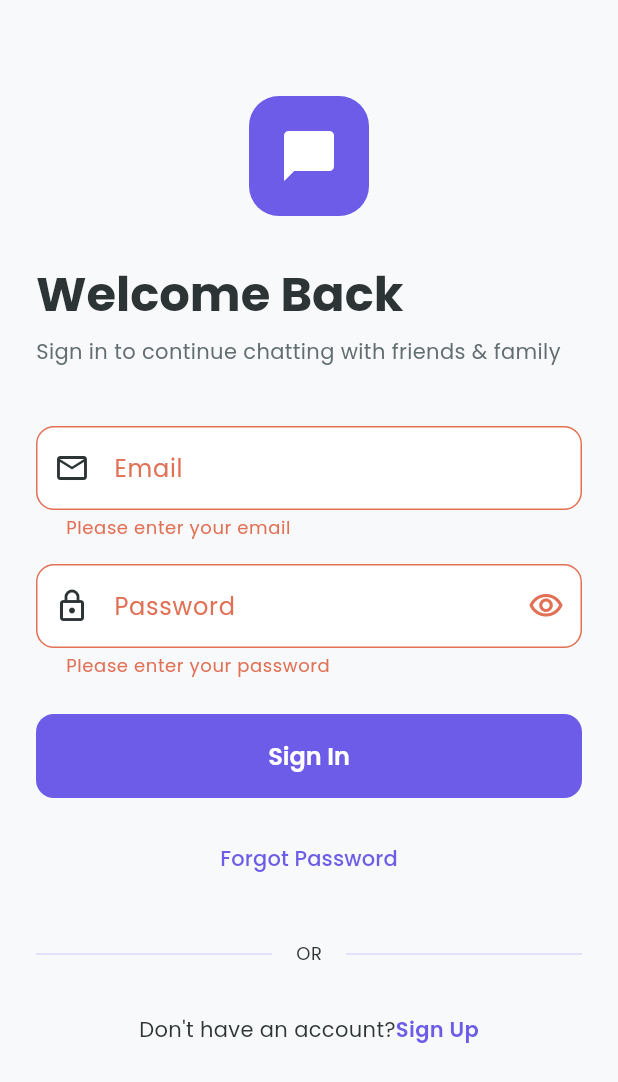
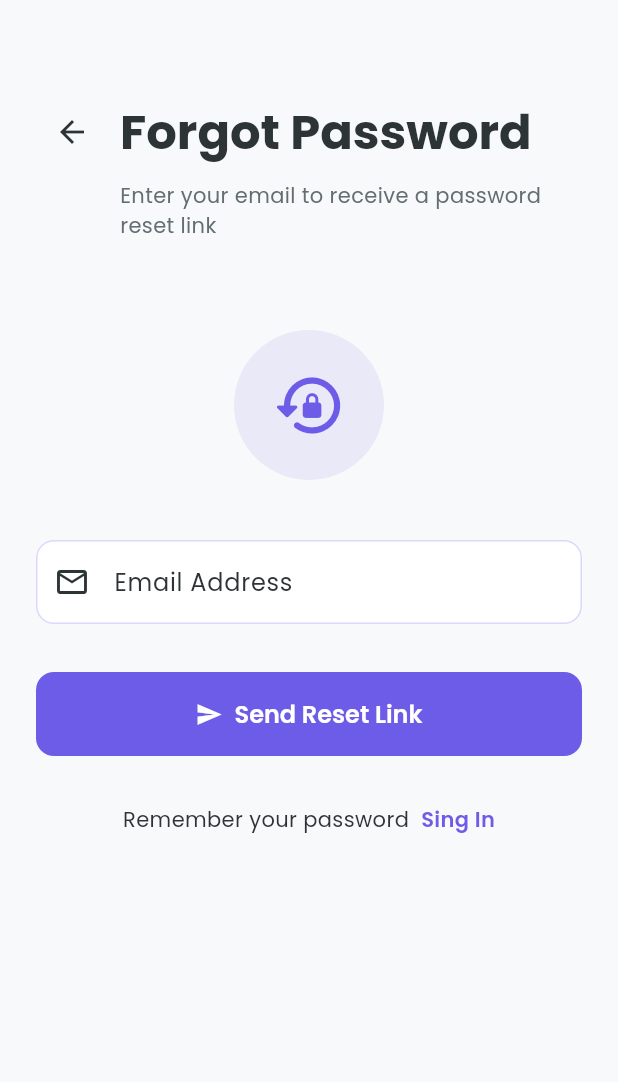
Before and after one commit to ChhorngLyhour/Chat_app, a Flutter app: the screen it shows after launch, after a tap on "Sign In", after a tap on "Forgot Password", on a phone screen of 412 x 824 dp. Shown: the top 1082 px of the screen. Run offline on Flutter 3.47's test engine with Material 3 defaults, Android fonts, the phone set to English and light mode, and no system bars; our stand-ins replace cloud_firestore, firebase_auth, firebase_core, get, google_fonts; accounts and stored records are empty.

Commit message:
first commit

```diff
--- a/lib/controllers/auth_controller.dart
+++ b/lib/controllers/auth_controller.dart
@@ -84,7 +84,6 @@ class AuthController extends GetxController {
       _isLoading.value = true;
       _error.value = '';
 
-      // ✅ FIXED: call method directly from _authService
       UserModel? userModel = await _authService.registerWithEmailAndPassword(
         email,
         password,
--- a/lib/routes/app_pages.dart
+++ b/lib/routes/app_pages.dart
@@ -1,4 +1,5 @@
 import 'package:chat_app/routes/app_routes.dart';
+import 'package:chat_app/views/auth/forgot_password_view.dart';
 import 'package:chat_app/views/auth/login_view.dart';
 import 'package:chat_app/views/auth/register_view.dart';
 import 'package:chat_app/views/auth/splash_view.dart';
@@ -13,10 +14,10 @@ class AppPages {
      GetPage(name: AppRoutes.splash, page: () => const SplashView()),
      GetPage(name: AppRoutes.login, page: () => const LoginView()),
      GetPage(name: AppRoutes.register, page: () => const RegisterView()),
-    // GetPage(
-    //   name: AppRoutes.forgotPassword,
-    //   page: () => const ForgotPasswordView(),
-    // ),
+    GetPage(
+      name: AppRoutes.forgotPassword,
+      page: () => const ForgotPasswordView(),
+    ),
     // GetPage(
     //   name: AppRoutes.changePassword,
     //   page: () => const ChangePasswordView(),
--- /dev/null
+++ b/lib/views/auth/forgot_password_view.dart
@@ -0,0 +1,238 @@
+import 'package:chat_app/controllers/forgot_password_controller.dart';
+import 'package:chat_app/theme/app_theme.dart';
+import 'package:flutter/cupertino.dart';
+import 'package:flutter/material.dart';
+import 'package:get/get.dart';
+
+class ForgotPasswordView extends StatelessWidget {
+  const ForgotPasswordView({super.key});
+
+  @override
+  Widget build(BuildContext context) {
+    final controller = Get.put(ForgotPasswordController());
+    return Scaffold(
+      body: SafeArea(
+        child: SingleChildScrollView(
+          padding: EdgeInsets.all(24),
+          child: Form(
+            key: controller.formKey,
+            child: Column(
+              crossAxisAlignment: CrossAxisAlignment.start,
+              children: [
+                SizedBox(height: 40),
+                Row(
+                  children: [
+                    IconButton(
+                      onPressed: controller.goBackToLogin,
+                      icon: Icon(Icons.arrow_back),
+                    ),
+                    SizedBox(width: 8),
+                    Text(
+                      'Forgot Password',
+                      style: Theme.of(context).textTheme.headlineLarge,
+                    ),
+                  ],
+                ),
+                SizedBox(height: 8),
+                Padding(
+                  padding: EdgeInsets.only(left: 56),
+                  child: Text(
+                    'Enter your email to receive a password reset link',
+                    style: Theme.of(context).textTheme.bodyMedium?.copyWith(
+                      color: AppTheme.textSecondaryColor,
+                    ),
+                  ),
+                ),
+                SizedBox(height: 60),
+                Center(
+                  child: Container(
+                    width: 100,
+                    height: 100,
+                    decoration: BoxDecoration(
+                      color: AppTheme.primaryColor.withOpacity(0.1),
+                      borderRadius: BorderRadius.circular(50),
+                    ),
+                    child: Icon(
+                      Icons.lock_reset_rounded,
+                      size: 50,
+                      color: AppTheme.primaryColor,
+                    ),
+                  ),
+                ),
+                SizedBox(height: 40),
+                Obx(() {
+                  if (controller.emailSent) {
+                    return _buildEmailSentContent(controller);
+                  } else {
+                    return _buildEmailForm(controller);
+                  }
+                }),
+              ],
+            ),
+          ),
+        ),
+      ),
+    );
+  }
+
+  Widget _buildEmailForm(ForgotPasswordController controller) {
+    return Column(
+      children: [
+        TextFormField(
+          controller: controller.emailController,
+          keyboardType: TextInputType.emailAddress,
+          decoration: InputDecoration(
+            labelText: 'Email Address',
+            prefixIcon: Icon(Icons.email_outlined),
+            hintText: 'Enter your email address',
+          ),
+          validator: controller.validateEmail,
+        ),
+        SizedBox(height: 32),
+        Obx(
+          () => SizedBox(
+            width: double.infinity,
+            child: ElevatedButton.icon(
+              onPressed: controller.isLoading
+                  ? null
+                  : controller.sentPasswordResetEmail,
+              icon: controller.isLoading
+                  ? SizedBox(
+                      height: 20,
+                      width: 20,
+                      child: CircularProgressIndicator(
+                        strokeWidth: 2,
+                        color: Colors.white,
+                      ),
+                    )
+                  : Icon(Icons.send),
+              label: Text(
+                controller.isLoading ? 'Sending...' : 'Send Reset Link',
+              ),
+            ),
+          ),
+        ),
+        SizedBox(height: 32),
+        Row(
+          mainAxisAlignment: MainAxisAlignment.center,
+          children: [
+            Text(
+              "Remember your password",
+              style: Theme.of(Get.context!).textTheme.bodyMedium,
+            ),
+            SizedBox(width: 8),
+            GestureDetector(
+              onTap: controller.goBackToLogin,
+              child: Text(
+                'Sing In',
+                style: Theme.of(Get.context!).textTheme.bodyMedium?.copyWith(
+                  color: AppTheme.primaryColor,
+                  fontWeight: FontWeight.w600,
+                ),
+              ),
+            ),
+          ],
+        ),
+      ],
+    );
+  }
+
+  Widget _buildEmailSentContent(ForgotPasswordController controller) {
+    return Column(
+      children: [
+        Container(
+        padding: EdgeInsets.all(20),
+        decoration: BoxDecoration(
+          color: AppTheme.successColor.withOpacity(0.1),
+          borderRadius: BorderRadius.circular(16),
+          border: Border.all(color: AppTheme.successColor.withOpacity(0.3)),
+        ),
+        child: Column(children: [
+          Icon(
+            Icons.mark_email_read_rounded,
+            size: 60,
+            color: AppTheme.successColor,
+          ),
+          SizedBox(height: 16),
+          Text(
+            "Email Sent!",
+            style: Theme.of(Get.context!).textTheme.headlineSmall?.copyWith(
+              color: AppTheme.successColor,
+              fontWeight: FontWeight.bold,
+            ),
+          ),
+         SizedBox(height: 8),
+         Text(
+            "We've sent a password reset link to:",
+            style: Theme.of(Get.context!).textTheme.bodyMedium?.copyWith(
+              color: AppTheme.textSecondaryColor,
+            ),
+            textAlign: TextAlign.center,
+          ),
+          SizedBox(height: 4),
+          Text(
+            controller.emailController.text,
+            style: Theme.of(Get.context!).textTheme.bodyLarge?.copyWith(
+              fontWeight: FontWeight.w600,
+              color: AppTheme.primaryColor,
+            ),
+          ),
+          SizedBox(height: 12),
+          Text(
+            'Check your email and follow the instructions to reset your password',
+            style: Theme.of(Get.context!).textTheme.bodySmall?.copyWith(
+              color: AppTheme.textSecondaryColor,
+            ),
+            textAlign: TextAlign.center,
+          ),
+          ],
+         ),
+        ),
+        SizedBox(height: 32),
+        SizedBox(
+          width: double.infinity,
+          child: OutlinedButton.icon(
+          onPressed: controller.resendEmail,
+          icon: Icon(Icons.refresh),
+          label: Text("Resend Email"),
+          ),
+        ),
+        SizedBox(height: 16),
+         SizedBox(
+          width: double.infinity,
+          child: ElevatedButton.icon(
+          onPressed: controller.goBackToLogin,
+          icon: Icon(Icons.arrow_back),
+          label: Text("Back To Sign In"),
+          ),
+        ),
+        SizedBox(height: 24),
+        Container(
+          padding: EdgeInsets.all(16),
+          decoration: BoxDecoration(
+            color: AppTheme.textSecondaryColor.withOpacity(0.1),
+            borderRadius: BorderRadius.circular(12),
+          ),
+          child: Row(
+            children: [
+              Icon(
+                Icons.info_outline,
+                size: 20,
+                color: AppTheme.textSecondaryColor,
+              ),
+              SizedBox(width: 12),
+              Expanded(
+                child: Text(
+                "Didn't receive the email? Check tour spam folder or try again",
+                style: Theme.of(Get.context!).textTheme.bodySmall?.copyWith(
+                  color: AppTheme.secondaryColor,
+                ),
+              ),
+              ),
+            ],
+          ),
+        ),
+      ],
+    );
+  }
+}
--- a/lib/views/auth/login_view.dart
+++ b/lib/views/auth/login_view.dart
@@ -179,6 +179,7 @@ class _LoginViewState extends State<LoginView> {
                       "Don't have an account?",
                       style: Theme.of(context).textTheme.bodyMedium,
                     ),
+                    SizedBox(width: 8),
                     GestureDetector(
                       onTap: () => Get.toNamed(AppRoutes.register),
                       child: Text(
```
Also changed, not shown: lib/controllers/forgot_password_controller.dart (added, +77 -0 lines), lib/views/auth/register_view.dart (+77 -23 lines), lib/views/auth/splash_view.dart (+10 -10 lines), 1 other file.
